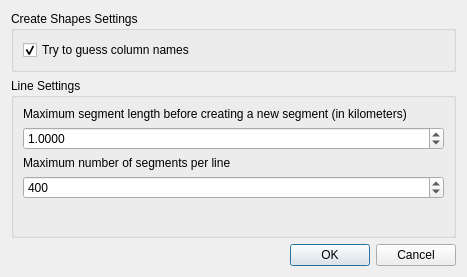
Above: ui/settings.ui from NationalSecurityAgency/qgis-shapetools-plugin before the change. Below: the same form after it.
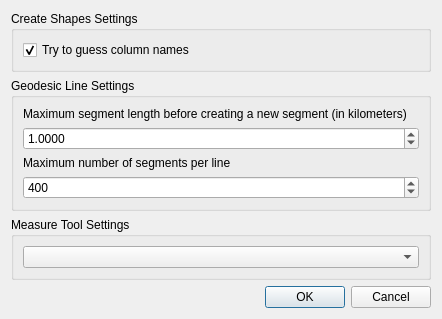
That is the form after the change.

```diff
--- a/ui/settings.ui
+++ b/ui/settings.ui
@@ -6,8 +6,8 @@
    <rect>
     <x>0</x>
     <y>0</y>
-    <width>467</width>
-    <height>277</height>
+    <width>442</width>
+    <height>319</height>
    </rect>
   </property>
   <property name="windowTitle">
@@ -39,7 +39,7 @@
    <item>
     <widget class="QGroupBox" name="groupBox_2">
      <property name="title">
-      <string>Line Settings</string>
+      <string>Geodesic Line Settings</string>
      </property>
      <layout class="QVBoxLayout" name="verticalLayout_3">
       <item>
@@ -82,6 +82,21 @@
         </property>
        </widget>
       </item>
+     </layout>
+    </widget>
+   </item>
+   <item>
+    <widget class="QGroupBox" name="groupBox_3">
+     <property name="title">
+      <string>Measure Tool Settings</string>
+     </property>
+     <layout class="QVBoxLayout" name="verticalLayout_4">
+      <item>
+       <widget class="QComboBox" name="mtAzComboBox"/>
+      </item>
+     </layout>
+    </widget>
+   </item>
       <item>
        <spacer name="verticalSpacer">
         <property name="orientation">
@@ -94,9 +109,6 @@
          </size>
         </property>
        </spacer>
-      </item>
-     </layout>
-    </widget>
    </item>
    <item>
     <widget class="QDialogButtonBox" name="buttonBox">
```
Lines whose indentation alone changed are shown as unchanged.
